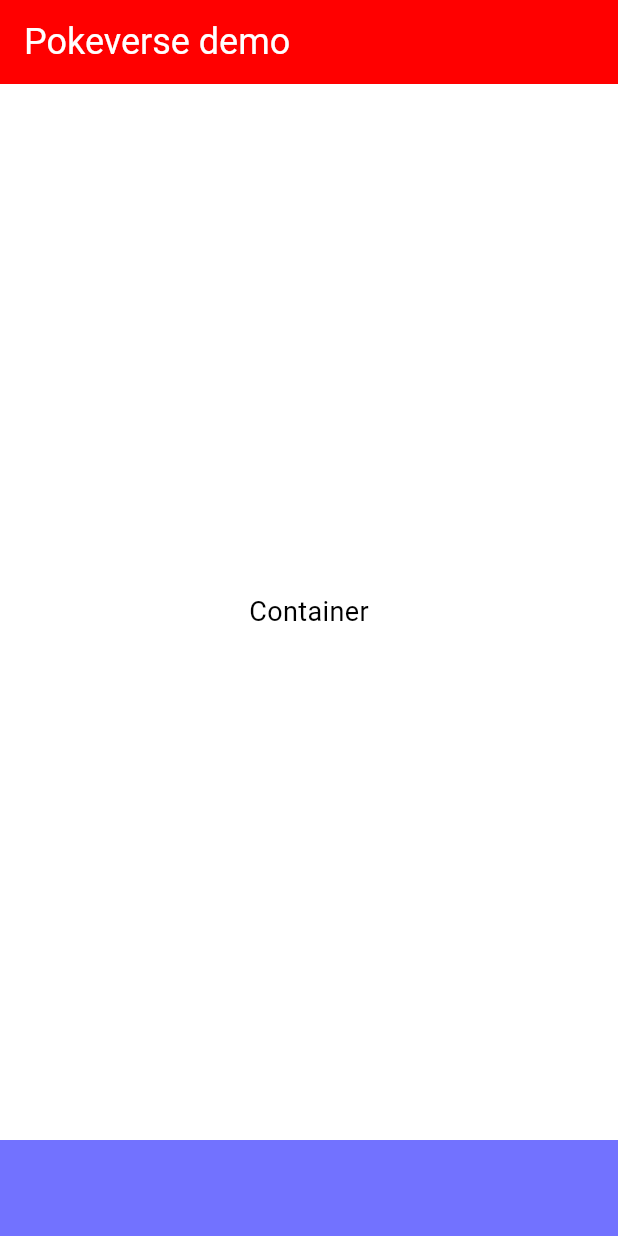
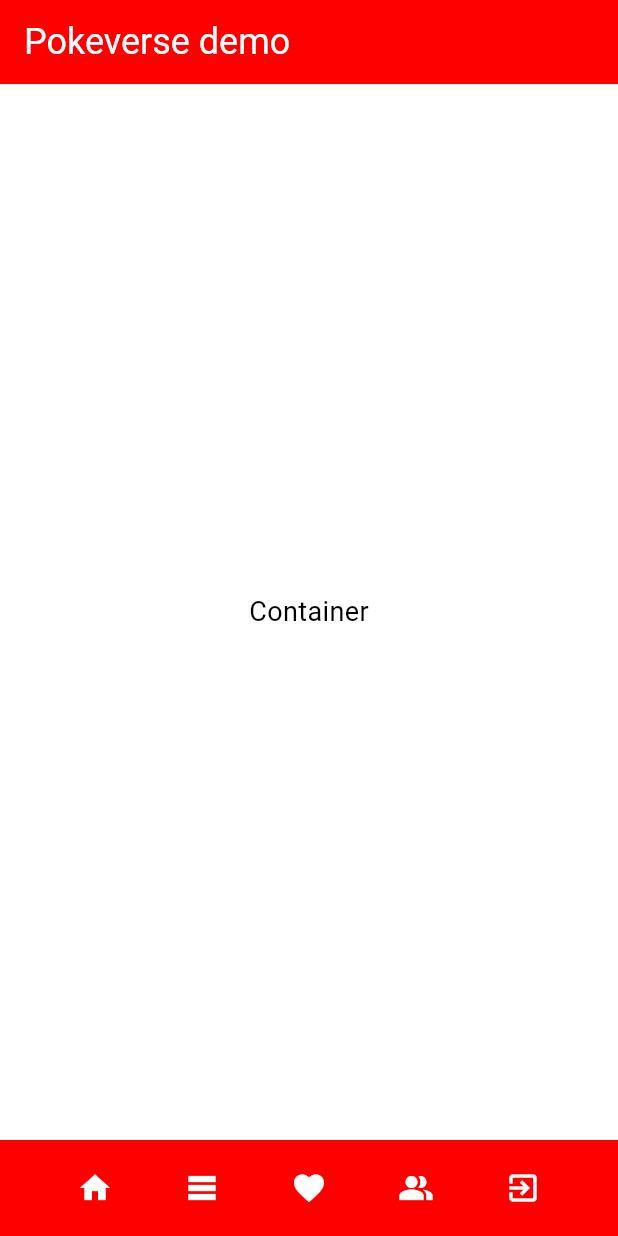
Before and after one commit to alex-nash-ucf/pokeverse, a Flutter app: the screen it shows after launch, on a phone screen of 412 x 824 dp. Run offline on Flutter 3.47's test engine with Material 3 defaults, Android fonts, the light colour scheme and no system bars.

Commit message:
Added NavBar

```diff
--- a/mobile/lib/main.dart
+++ b/mobile/lib/main.dart
@@ -3,7 +3,6 @@
 import 'package:mobile/themes/theme.dart';
 import 'package:http/http.dart' as http;
 import 'dart:convert';
-
 
 void main() {
   runApp(const MyApp());
@@ -49,10 +48,7 @@
               scrollDirection: Axis.horizontal,
               child: Row(
                 mainAxisAlignment: MainAxisAlignment.start,
-                children: List.generate(
-                  4,
-                  (index) => CarouselItem(),
-                ),
+                children: List.generate(4, (index) => CarouselItem()),
               ),
             ),
           ),
@@ -60,10 +56,45 @@
           //NAVBAR
           Container(
             height: 64,
-            color: const Color.fromARGB(255, 114, 114, 255),
+            color: Theme.of(context).primaryColor,
+            child: Padding(
+              padding: const EdgeInsets.symmetric(
+                horizontal: 16.0,
+              ),
+              child: Row(
+                mainAxisAlignment:
+                    MainAxisAlignment.spaceEvenly, // Equal spacing
+                children: [
+                  NavBarButton(icon: Icons.home),
+                  NavBarButton(icon: Icons.table_rows),
+                  NavBarButton(icon: Icons.favorite),
+                  NavBarButton(icon: Icons.people_alt),
+                  NavBarButton(icon: Icons.exit_to_app),
+                ],
+              ),
+            ),
           ),
         ],
       ),
     );
   }
 }
+
+class NavBarButton extends StatelessWidget {
+  final IconData icon;
+  final VoidCallback? onPressed;
+
+  const NavBarButton({Key? key, required this.icon, this.onPressed})
+    : super(key: key);
+
+  @override
+  Widget build(BuildContext context) {
+    return IconButton(
+      onPressed: onPressed,
+      icon: Icon(
+        icon,
+        color: Theme.of(context).scaffoldBackgroundColor,
+      ),
+    );
+  }
+}
--- a/mobile/lib/themes/theme.dart
+++ b/mobile/lib/themes/theme.dart
@@ -17,6 +17,7 @@
     onError: Color.fromRGBO(0, 13, 255, 1),
     surface: Color.fromRGBO(255, 0, 0, 1),
     onSurface: Color.fromRGBO(255, 0, 0, 1),
+
   )
 );
 
```
